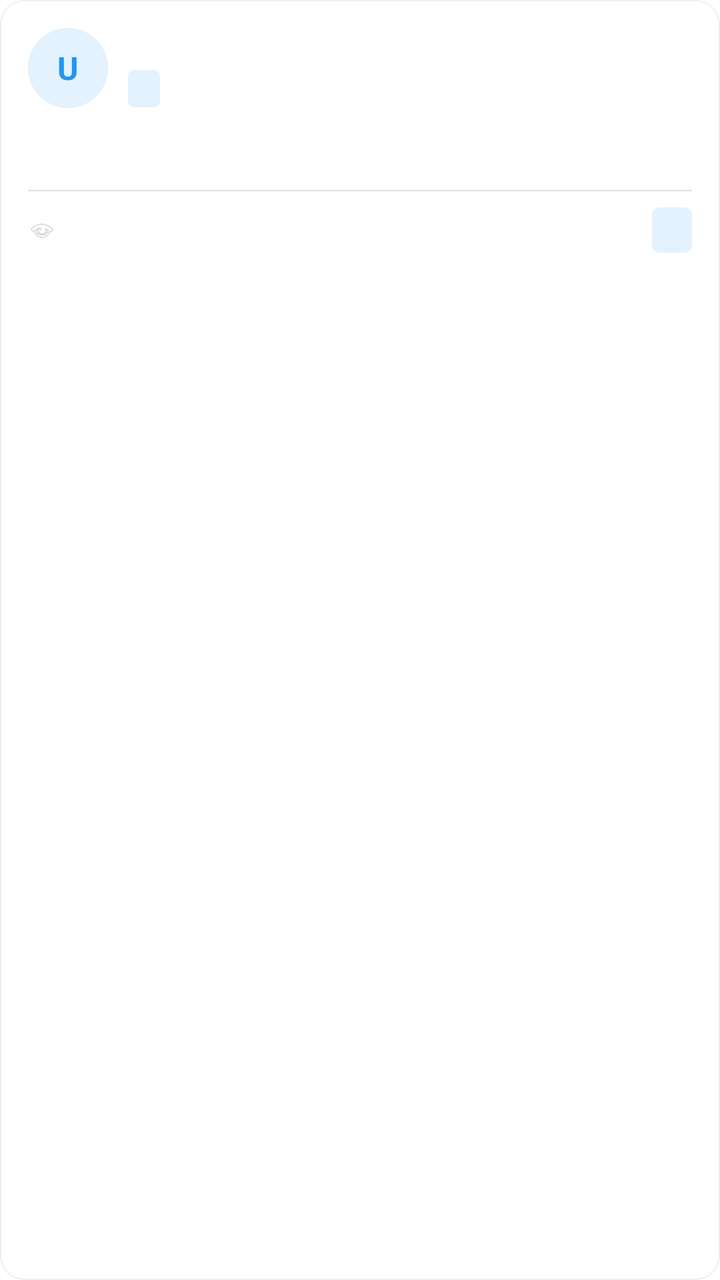
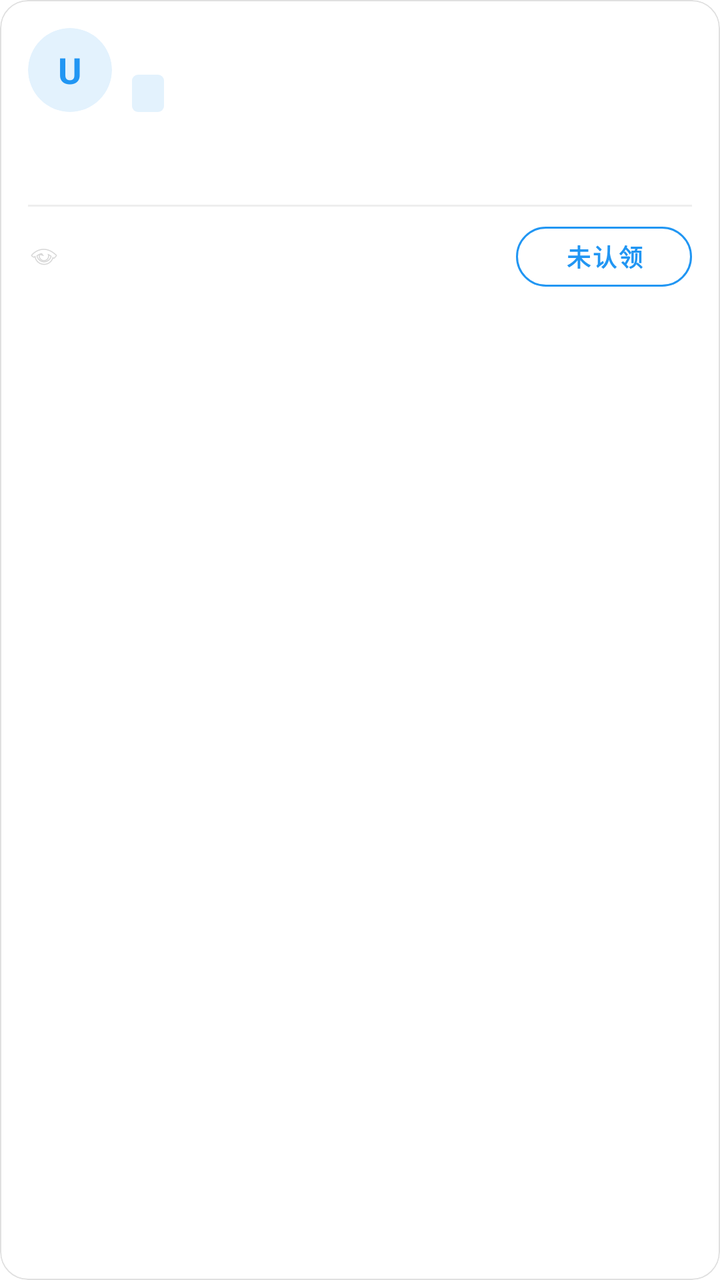

Screens rendered from an Android XML layout before and after an edit, with the pre-edit source and the edit as a unified diff.
<!-- AndroidManifest.xml: application theme Theme.CampusLostFound -->
<!-- res/layout/item_post.xml -->
<?xml version="1.0" encoding="utf-8"?>
<com.google.android.material.card.MaterialCardView xmlns:android="http://schemas.android.com/apk/res/android"
    xmlns:app="http://schemas.android.com/apk/res-auto"
    android:layout_width="match_parent"
    android:layout_height="wrap_content"
    android:layout_marginStart="12dp"
    android:layout_marginEnd="12dp"
    android:layout_marginTop="6dp"
    android:layout_marginBottom="6dp"
    app:cardCornerRadius="12dp"
    app:cardElevation="0dp"
    app:cardBackgroundColor="@color/white"
    app:strokeWidth="0.5dp"
    app:strokeColor="@color/gray_light">

    <LinearLayout
        android:layout_width="match_parent"
        android:layout_height="wrap_content"
        android:orientation="vertical"
        android:padding="14dp">

        <LinearLayout
            android:layout_width="match_parent"
            android:layout_height="wrap_content"
            android:orientation="horizontal"
            android:gravity="center_vertical">

            <FrameLayout
                android:layout_width="40dp"
                android:layout_height="40dp">

                <View
                    android:layout_width="40dp"
                    android:layout_height="40dp"
                    android:background="@drawable/bg_avatar_default" />

                <TextView
                    android:id="@+id/tvAvatar"
                    android:layout_width="40dp"
                    android:layout_height="40dp"
                    android:gravity="center"
                    android:text="U"
                    android:textColor="@color/primary"
                    android:textSize="16sp"
                    android:textStyle="bold" />
            </FrameLayout>

            <LinearLayout
                android:layout_width="0dp"
                android:layout_height="wrap_content"
                android:layout_weight="1"
                android:orientation="vertical"
                android:layout_marginStart="10dp">

                <TextView
                    android:id="@+id/tvNickname"
                    android:layout_width="wrap_content"
                    android:layout_height="wrap_content"
                    android:textSize="14sp"
                    android:textColor="@color/text_primary"
                    android:textStyle="bold"
                    android:maxLines="1"
                    android:ellipsize="end" />

                <LinearLayout
                    android:layout_width="wrap_content"
                    android:layout_height="wrap_content"
                    android:orientation="horizontal"
                    android:gravity="center_vertical"
                    android:layout_marginTop="2dp">

                    <TextView
                        android:id="@+id/tvCampusTag"
                        android:layout_width="wrap_content"
                        android:layout_height="wrap_content"
                        style="@style/CampusTagStyle" />

                    <TextView
                        android:id="@+id/tvPublishTime"
                        android:layout_width="wrap_content"
                        android:layout_height="wrap_content"
                        android:textSize="11sp"
                        android:textColor="@color/text_hint"
                        android:layout_marginStart="6dp" />
                </LinearLayout>
            </LinearLayout>
        </LinearLayout>

        <TextView
            android:id="@+id/tvDescription"
            android:layout_width="match_parent"
            android:layout_height="wrap_content"
            android:textSize="14sp"
            android:textColor="@color/text_primary"
            android:maxLines="3"
            android:ellipsize="end"
            android:lineSpacingExtra="4dp"
            android:layout_marginTop="10dp" />

        <LinearLayout
            android:id="@+id/layoutImages"
            android:layout_width="match_parent"
            android:layout_height="wrap_content"
            android:orientation="horizontal"
            android:layout_marginTop="10dp"
            android:visibility="gone">

            <ImageView
                android:id="@+id/ivImage1"
                android:layout_width="0dp"
                android:layout_height="100dp"
                android:layout_weight="1"
                android:scaleType="centerCrop"
                android:layout_marginEnd="4dp"
                android:contentDescription="image" />

            <ImageView
                android:id="@+id/ivImage2"
                android:layout_width="0dp"
                android:layout_height="100dp"
                android:layout_weight="1"
                android:scaleType="centerCrop"
                android:layout_marginStart="4dp"
                android:visibility="gone"
                android:contentDescription="image" />
        </LinearLayout>

        <View
            android:layout_width="match_parent"
            android:layout_height="0.5dp"
            android:background="@color/divider"
            android:layout_marginTop="12dp"
            android:layout_marginBottom="8dp" />

        <LinearLayout
            android:layout_width="match_parent"
            android:layout_height="wrap_content"
            android:orientation="horizontal"
            android:gravity="center_vertical">

            <ImageView
                android:layout_width="14dp"
                android:layout_height="14dp"
                android:src="@android:drawable/ic_menu_view"
                android:alpha="0.4"
                android:contentDescription="views" />

            <TextView
                android:id="@+id/tvViews"
                android:layout_width="0dp"
                android:layout_height="wrap_content"
                android:layout_weight="1"
                android:textSize="11sp"
                android:textColor="@color/views_text"
                android:layout_marginStart="4dp" />

            <TextView
                android:id="@+id/tvStatus"
                android:layout_width="wrap_content"
                android:layout_height="wrap_content"
                android:textSize="11sp"
                android:textColor="@color/primary"
                android:background="@drawable/bg_status_tag"
                android:paddingStart="10dp"
                android:paddingEnd="10dp"
                android:paddingTop="4dp"
                android:paddingBottom="4dp" />
        </LinearLayout>
    </LinearLayout>
</com.google.android.material.card.MaterialCardView>
<!-- resources referenced by this layout -->
<resources>
  <color name="divider">#FFE0E0E0</color>
  <color name="gray_light">#FFEEEEEE</color>
  <color name="primary">#FF2196F3</color>
  <color name="text_hint">#FFBDBDBD</color>
  <color name="text_primary">#FF212121</color>
  <color name="views_text">#FF9E9E9E</color>
  <color name="white">#FFFFFFFF</color>
  <!-- drawable bg_avatar_default (drawable) -->
  <?xml version="1.0" encoding="utf-8"?>
  <shape xmlns:android="http://schemas.android.com/apk/res/android"
      android:shape="oval">
      <solid android:color="@color/primary_light" />
      <size android:width="40dp" android:height="40dp" />
  </shape>
  <!-- drawable bg_status_tag (drawable) -->
  <?xml version="1.0" encoding="utf-8"?>
  <shape xmlns:android="http://schemas.android.com/apk/res/android"
      android:shape="rectangle">
      <corners android:radius="4dp" />
      <solid android:color="@color/primary_light" />
  </shape>
  <style name="CampusTagStyle">
          <item name="android:textSize">11sp</item>
          <item name="android:textColor">@color/campus_tag_text</item>
          <item name="android:background">@drawable/bg_campus_tag</item>
          <item name="android:paddingStart">8dp</item>
          <item name="android:paddingEnd">8dp</item>
          <item name="android:paddingTop">2dp</item>
          <item name="android:paddingBottom">2dp</item>
      </style>
  <style name="Theme.CampusLostFound" parent="Theme.MaterialComponents.Light.NoActionBar">
          <item name="colorPrimary">@color/primary</item>
          <item name="colorPrimaryDark">@color/primary_dark</item>
          <item name="colorAccent">@color/accent</item>
          <item name="colorPrimaryVariant">@color/primary_dark</item>
          <item name="colorOnPrimary">@color/white</item>
          <item name="colorSecondary">@color/accent</item>
          <item name="android:statusBarColor">@color/primary_dark</item>
          <item name="android:navigationBarColor">@color/white</item>
          <item name="android:windowLightStatusBar">false</item>
          <item name="android:windowBackground">@color/white</item>
          <item name="bottomNavigationStyle">@style/BottomNavStyle</item>
          <item name="materialButtonStyle">@style/RoundedButtonStyle</item>
      </style>
  <color name="primary_light">#FFE3F2FD</color>
  <color name="campus_tag_text">#FF1976D2</color>
  <!-- drawable bg_campus_tag (drawable) -->
  <?xml version="1.0" encoding="utf-8"?>
  <shape xmlns:android="http://schemas.android.com/apk/res/android"
      android:shape="rectangle">
      <corners android:radius="3dp" />
      <solid android:color="@color/campus_tag_bg" />
  </shape>
  <color name="primary_dark">#FF1976D2</color>
  <color name="accent">#FF64B5F6</color>
  <style name="BottomNavStyle" parent="Widget.MaterialComponents.BottomNavigationView">
          <item name="android:background">@color/white</item>
          <item name="itemTextColor">@color/text_secondary</item>
          <item name="itemIconTint">@color/text_secondary</item>
          <item name="android:elevation">8dp</item>
          <item name="labelVisibilityMode">labeled</item>
      </style>
  <style name="RoundedButtonStyle" parent="Widget.MaterialComponents.Button">
          <item name="backgroundTint">@color/primary</item>
          <item name="cornerRadius">28dp</item>
          <item name="android:textColor">@color/white</item>
          <item name="android:textSize">16sp</item>
          <item name="android:textStyle">bold</item>
          <item name="android:letterSpacing">0.04</item>
      </style>
  <color name="campus_tag_bg">#FFE3F2FD</color>
  <color name="text_secondary">#FF757575</color>
</resources>

<!-- the commit's change to res/layout/item_post.xml (unified diff, before → after) -->
@@ -3,15 +3,15 @@
     xmlns:app="http://schemas.android.com/apk/res-auto"
     android:layout_width="match_parent"
     android:layout_height="wrap_content"
-    android:layout_marginStart="12dp"
-    android:layout_marginEnd="12dp"
-    android:layout_marginTop="6dp"
-    android:layout_marginBottom="6dp"
-    app:cardCornerRadius="12dp"
+    android:layout_marginStart="10dp"
+    android:layout_marginEnd="10dp"
+    android:layout_marginTop="5dp"
+    android:layout_marginBottom="5dp"
+    app:cardCornerRadius="14dp"
     app:cardElevation="0dp"
     app:cardBackgroundColor="@color/white"
     app:strokeWidth="0.5dp"
-    app:strokeColor="@color/gray_light">
+    app:strokeColor="@color/divider">
 
     <LinearLayout
         android:layout_width="match_parent"
@@ -25,25 +25,24 @@
             android:orientation="horizontal"
             android:gravity="center_vertical">
 
-            <FrameLayout
-                android:layout_width="40dp"
-                android:layout_height="40dp">
-
-                <View
-                    android:layout_width="40dp"
-                    android:layout_height="40dp"
-                    android:background="@drawable/bg_avatar_default" />
+            <com.google.android.material.card.MaterialCardView
+                android:layout_width="42dp"
+                android:layout_height="42dp"
+                app:cardCornerRadius="21dp"
+                app:cardElevation="0dp"
+                app:cardBackgroundColor="@color/primary_light"
+                app:strokeWidth="0dp">
 
                 <TextView
                     android:id="@+id/tvAvatar"
-                    android:layout_width="40dp"
-                    android:layout_height="40dp"
+                    android:layout_width="match_parent"
+                    android:layout_height="match_parent"
                     android:gravity="center"
                     android:text="U"
                     android:textColor="@color/primary"
-                    android:textSize="16sp"
+                    android:textSize="18sp"
                     android:textStyle="bold" />
-            </FrameLayout>
+            </com.google.android.material.card.MaterialCardView>
 
             <LinearLayout
                 android:layout_width="0dp"
@@ -56,7 +55,7 @@
                     android:id="@+id/tvNickname"
                     android:layout_width="wrap_content"
                     android:layout_height="wrap_content"
-                    android:textSize="14sp"
+                    android:textSize="15sp"
                     android:textColor="@color/text_primary"
                     android:textStyle="bold"
                     android:maxLines="1"
@@ -67,7 +66,7 @@
                     android:layout_height="wrap_content"
                     android:orientation="horizontal"
                     android:gravity="center_vertical"
-                    android:layout_marginTop="2dp">
+                    android:layout_marginTop="3dp">
 
                     <TextView
                         android:id="@+id/tvCampusTag"
@@ -81,7 +80,7 @@
                         android:layout_height="wrap_content"
                         android:textSize="11sp"
                         android:textColor="@color/text_hint"
-                        android:layout_marginStart="6dp" />
+                        android:layout_marginStart="8dp" />
                 </LinearLayout>
             </LinearLayout>
         </LinearLayout>
@@ -90,12 +89,12 @@
             android:id="@+id/tvDescription"
             android:layout_width="match_parent"
             android:layout_height="wrap_content"
-            android:textSize="14sp"
+            android:textSize="15sp"
             android:textColor="@color/text_primary"
             android:maxLines="3"
             android:ellipsize="end"
-            android:lineSpacingExtra="4dp"
-            android:layout_marginTop="10dp" />
+            android:lineSpacingExtra="5dp"
+            android:layout_marginTop="12dp" />
 
         <LinearLayout
             android:id="@+id/layoutImages"
@@ -105,32 +104,34 @@
             android:layout_marginTop="10dp"
             android:visibility="gone">
 
-            <ImageView
+            <com.google.android.material.imageview.ShapeableImageView
                 android:id="@+id/ivImage1"
                 android:layout_width="0dp"
-                android:layout_height="100dp"
+                android:layout_height="110dp"
                 android:layout_weight="1"
                 android:scaleType="centerCrop"
                 android:layout_marginEnd="4dp"
+                app:shapeAppearanceOverlay="@style/RoundedImageOverlay"
                 android:contentDescription="image" />
 
-            <ImageView
+            <com.google.android.material.imageview.ShapeableImageView
                 android:id="@+id/ivImage2"
                 android:layout_width="0dp"
-                android:layout_height="100dp"
+                android:layout_height="110dp"
                 android:layout_weight="1"
                 android:scaleType="centerCrop"
                 android:layout_marginStart="4dp"
                 android:visibility="gone"
+                app:shapeAppearanceOverlay="@style/RoundedImageOverlay"
                 android:contentDescription="image" />
         </LinearLayout>
 
         <View
             android:layout_width="match_parent"
-            android:layout_height="0.5dp"
-            android:background="@color/divider"
-            android:layout_marginTop="12dp"
-            android:layout_marginBottom="8dp" />
+            android:layout_height="1dp"
+            android:background="@color/gray_light"
+            android:layout_marginTop="14dp"
+            android:layout_marginBottom="10dp" />
 
         <LinearLayout
             android:layout_width="match_parent"
@@ -138,33 +139,45 @@
             android:orientation="horizontal"
             android:gravity="center_vertical">
 
-            <ImageView
-                android:layout_width="14dp"
-                android:layout_height="14dp"
-                android:src="@android:drawable/ic_menu_view"
-                android:alpha="0.4"
-                android:contentDescription="views" />
-
-            <TextView
-                android:id="@+id/tvViews"
+            <LinearLayout
                 android:layout_width="0dp"
                 android:layout_height="wrap_content"
                 android:layout_weight="1"
-                android:textSize="11sp"
-                android:textColor="@color/views_text"
-                android:layout_marginStart="4dp" />
+                android:orientation="horizontal"
+                android:gravity="center_vertical">
 
-            <TextView
+                <ImageView
+                    android:layout_width="16dp"
+                    android:layout_height="16dp"
+                    android:src="@android:drawable/ic_menu_view"
+                    android:alpha="0.35"
+                    android:contentDescription="views" />
+
+                <TextView
+                    android:id="@+id/tvViews"
+                    android:layout_width="wrap_content"
+                    android:layout_height="wrap_content"
+                    android:textSize="12sp"
+                    android:textColor="@color/views_text"
+                    android:layout_marginStart="5dp" />
+            </LinearLayout>
+
+            <com.google.android.material.button.MaterialButton
                 android:id="@+id/tvStatus"
+                style="@style/Widget.MaterialComponents.Button.TextButton"
                 android:layout_width="wrap_content"
-                android:layout_height="wrap_content"
-                android:textSize="11sp"
+                android:layout_height="30dp"
+                android:text="@string/not_claimed"
+                android:textSize="12sp"
                 android:textColor="@color/primary"
-                android:background="@drawable/bg_status_tag"
-                android:paddingStart="10dp"
-                android:paddingEnd="10dp"
-                android:paddingTop="4dp"
-                android:paddingBottom="4dp" />
+                android:paddingStart="16dp"
+                android:paddingEnd="16dp"
+                android:insetTop="0dp"
+                android:insetBottom="0dp"
+                app:cornerRadius="15dp"
+                app:strokeColor="@color/primary"
+                app:strokeWidth="1dp"
+                android:clickable="false" />
         </LinearLayout>
     </LinearLayout>
 </com.google.android.material.card.MaterialCardView>
<!-- resource entries referenced after the edit -->
@@ -3,24 +3,12 @@
   <color name="divider">#FFE0E0E0</color>
   <color name="gray_light">#FFEEEEEE</color>
   <color name="primary">#FF2196F3</color>
+  <color name="primary_light">#FFE3F2FD</color>
   <color name="text_hint">#FFBDBDBD</color>
   <color name="text_primary">#FF212121</color>
   <color name="views_text">#FF9E9E9E</color>
   <color name="white">#FFFFFFFF</color>
-  <!-- drawable bg_avatar_default (drawable) -->
-  <?xml version="1.0" encoding="utf-8"?>
-  <shape xmlns:android="http://schemas.android.com/apk/res/android"
-      android:shape="oval">
-      <solid android:color="@color/primary_light" />
-      <size android:width="40dp" android:height="40dp" />
-  </shape>
-  <!-- drawable bg_status_tag (drawable) -->
-  <?xml version="1.0" encoding="utf-8"?>
-  <shape xmlns:android="http://schemas.android.com/apk/res/android"
-      android:shape="rectangle">
-      <corners android:radius="4dp" />
-      <solid android:color="@color/primary_light" />
-  </shape>
+  <string name="not_claimed">未认领</string>
   <style name="CampusTagStyle">
           <item name="android:textSize">11sp</item>
           <item name="android:textColor">@color/campus_tag_text</item>
@@ -29,6 +17,9 @@
           <item name="android:paddingEnd">8dp</item>
           <item name="android:paddingTop">2dp</item>
           <item name="android:paddingBottom">2dp</item>
+      </style>
+  <style name="RoundedImageOverlay">
+          <item name="cornerSize">12dp</item>
       </style>
   <style name="Theme.CampusLostFound" parent="Theme.MaterialComponents.Light.NoActionBar">
           <item name="colorPrimary">@color/primary</item>
@@ -44,7 +35,6 @@
           <item name="bottomNavigationStyle">@style/BottomNavStyle</item>
           <item name="materialButtonStyle">@style/RoundedButtonStyle</item>
       </style>
-  <color name="primary_light">#FFE3F2FD</color>
   <color name="campus_tag_text">#FF1976D2</color>
   <!-- drawable bg_campus_tag (drawable) -->
   <?xml version="1.0" encoding="utf-8"?>
@@ -68,7 +58,6 @@
           <item name="android:textColor">@color/white</item>
           <item name="android:textSize">16sp</item>
           <item name="android:textStyle">bold</item>
-          <item name="android:letterSpacing">0.04</item>
       </style>
   <color name="campus_tag_bg">#FFE3F2FD</color>
   <color name="text_secondary">#FF757575</color>
